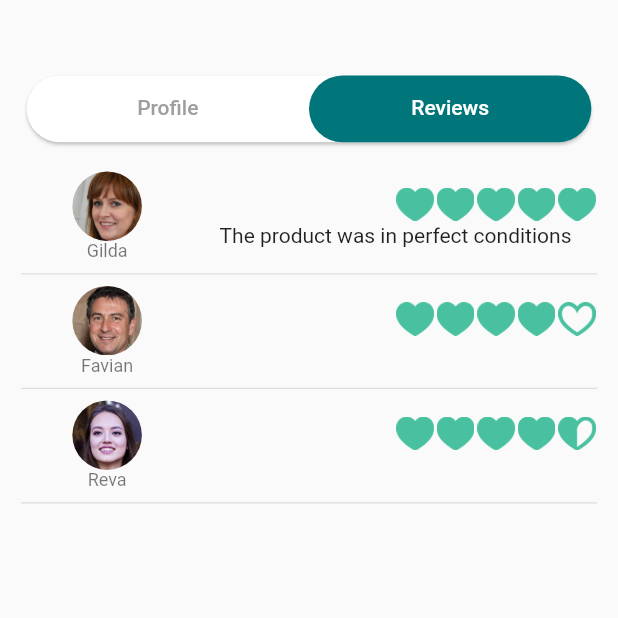
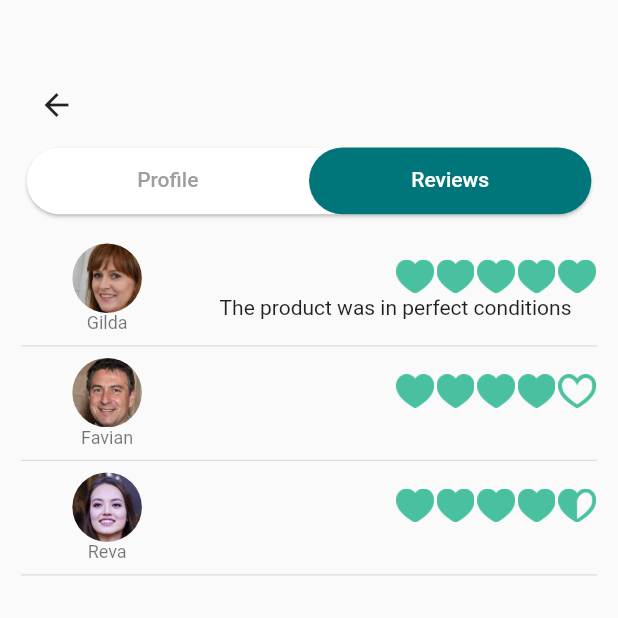
Before and after one commit to GDSC-UniBo/envairo, a Flutter app: the UserProfile screen opened by its route, tab 2 chosen, on a phone screen of 412 x 824 dp, the top half of it. Run offline on Flutter 3.47's test engine with Material 2 defaults, Android fonts, the phone set to English and light mode, and no system bars; drawn by our look-alikes of flutter_rating_bar; our stand-ins replace faker, file_picker, firebase_auth, firebase_core, flutter_chat_types, flutter_chat_ui and 4 more; accounts and stored records are empty; network calls fail.

Commit message:
refine user profile

```diff
--- a/lib/view/pages/user_profile.dart
+++ b/lib/view/pages/user_profile.dart
@@ -23,20 +23,24 @@ class UserProfile extends StatelessWidget {
       body: Container(
         padding: EdgeInsets.only(top: 75.h, left: 25.w, right: 25.w),
         child: Column(children: [
+          Row(children: [
+            IconButton(
+              icon: const Icon(Icons.arrow_back),
+              onPressed: () => Navigator.pop(context),
+            ),
+          ]),
           Expanded(
             child: ToggleTab(labels: labels, children: [
               Profile(
                 user: user,
               ),
               Reviews(
-                  reviews: reviews.where(
-                          (Review element) => element.target == user).toList()
-              ),
-            ]
-            ),
+                  reviews: reviews
+                      .where((Review element) => element.target == user)
+                      .toList()),
+            ]),
           ),
-        ]
-        ),
+        ]),
       ),
     );
   }
```
